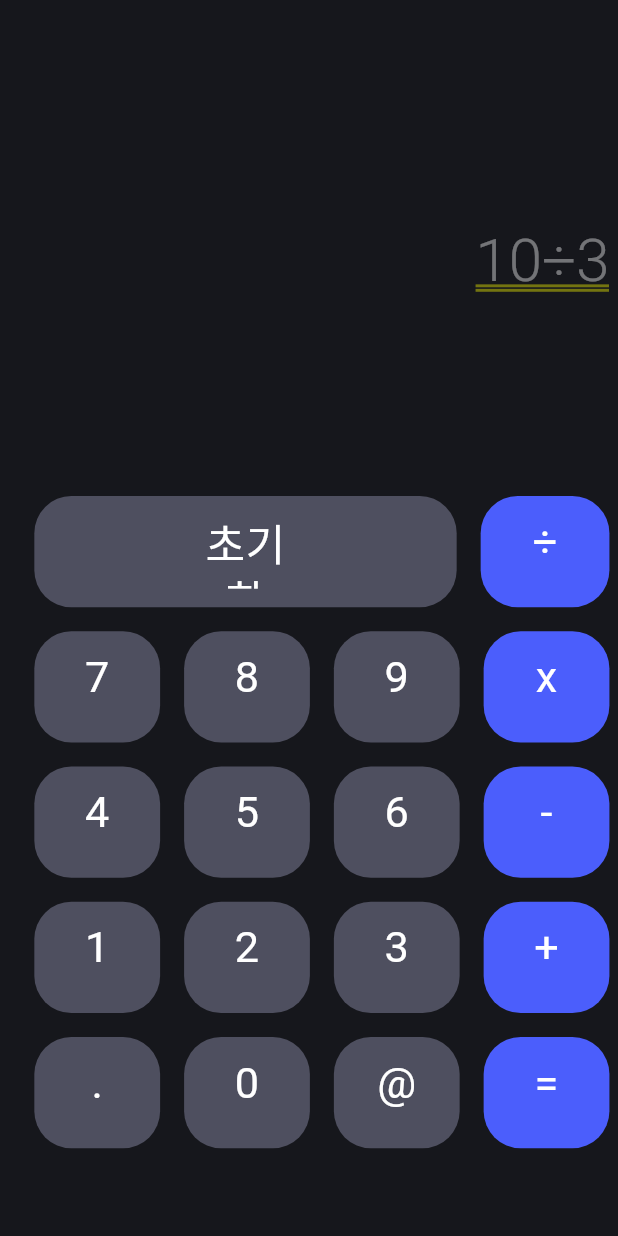
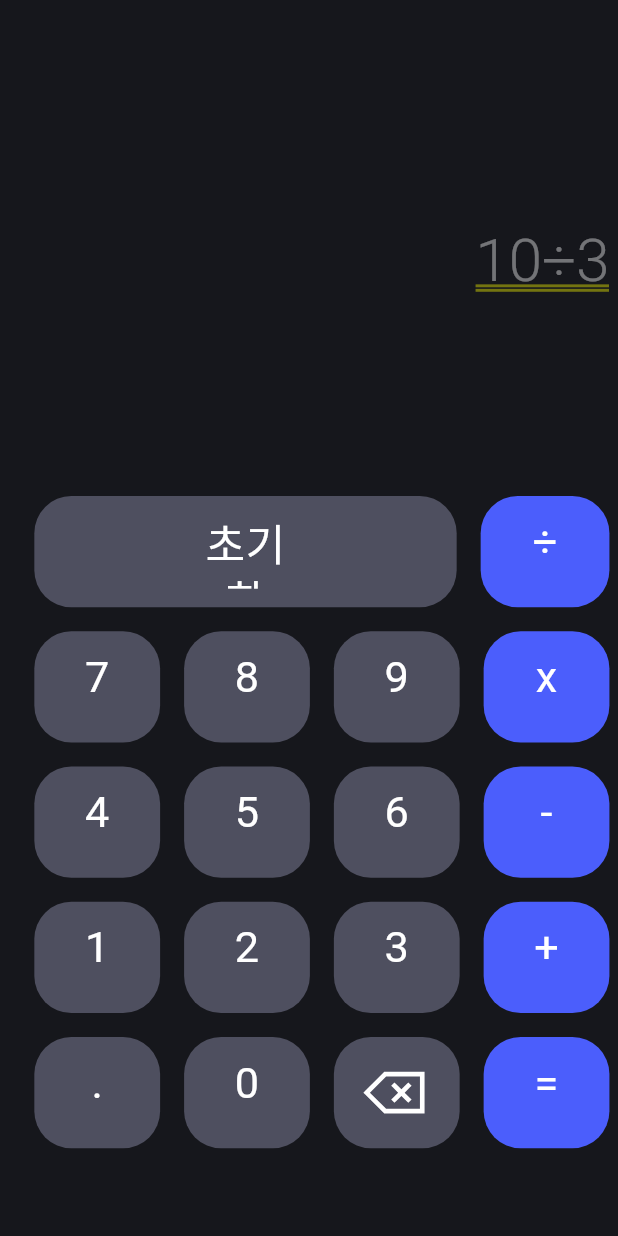
Before and after one commit to hyuna224/Flutter_Calculator, a Flutter app: the screen it shows after launch, on a phone screen of 412 x 824 dp. Run offline on Flutter 3.47's test engine with Material 3 defaults, Android fonts, the phone set to English and light mode, and no system bars; our stand-ins replace flutter_screenutil, flutter_svg; Roboto replaces fonts that are missing (Pretendard).

Commit message:
feat: add delete Button
- svg파일 이용한 아이콘 버튼
- 기존 svg파일의 외곽선문제로  파일 교체

```diff
--- a/lib/main.dart
+++ b/lib/main.dart
@@ -1,5 +1,6 @@
 import 'package:flutter/material.dart';
 import 'package:flutter_screenutil/flutter_screenutil.dart';
+import 'package:flutter_svg/svg.dart';
 
 void main() {
   runApp(const MyApp());
@@ -198,7 +199,7 @@ class CalculatorDark extends StatelessWidget {
                           children: [
                             NumButton(innerText: "."),
                             NumButton(innerText: "0"),
-                            NumButton(innerText: "@"),
+                            DelButton(),
                             OpButton(innerText: "="),
                           ],
                         ),
@@ -215,6 +216,7 @@ class CalculatorDark extends StatelessWidget {
   }
 }
 
+// 숫자 버튼
 class NumButton extends StatelessWidget {
   final String innerText;
 
@@ -222,13 +224,13 @@ class NumButton extends StatelessWidget {
 
   void onNumPressed(String text) {
     if (text == ".") {
-      if (!hasDecimalPoint) { // 소수점 중복 입력 방지
+      if (!hasDecimalPoint) {
+        // 소수점 중복 입력 방지
         displayText += text;
         hasDecimalPoint = true;
       }
-    } else if (text == "@") { // 지우기 버튼
-      displayText = displayText.substring(0, displayText.length - 1)
-    } else {  // 숫자 버튼
+    } else {
+      // 숫자 버튼
       displayText += text;
       isOperatorPressed = false;
     }
@@ -254,7 +256,8 @@ class OpButton extends StatelessWidget {
     if (text == "=") {
       displayText = "결과";
     } else {
-      if (isOperatorPressed) {   // 연산자가 이미 눌린 상태에서 또 눌렀을 때
+      if (isOperatorPressed) {
+        // 연산자가 이미 눌린 상태에서 또 눌렀을 때
         displayText = displayText.substring(0, displayText.length - 1) + text;
       } else {
         displayText += text;
@@ -274,16 +277,28 @@ class OpButton extends StatelessWidget {
   }
 }
 
-// class DelButton extends Button {
-//   const DelButton({super.key}) : super(innerText: "초기화", color: LightGray);
+class DelButton extends StatelessWidget {
+  const DelButton({Key? key}) : super(key: key);
 
-//   @override
-//   Widget build(BuildContext context) {
-//     return Expanded(
-//       child: Container(Icon(Icons.delete, color: Colors.white, size: 32.h)),
-//     );
-//   }
-// }
+  void onNumPressed() {
+    displayText = displayText.substring(0, displayText.length - 1);
+    print(displayText); // 디버깅용
+  }
+
+  @override
+  Widget build(BuildContext context) {
+    return Button(
+      child: SvgPicture.asset(
+        'assets/icons/delete.svg',
+        width: 48.w,
+        height: 48.h,
+      ),
+      innerText: "",
+      color: const Color(0xFF4E4F5F), // 숫자 버튼 전용 색
+      onPressed: () => onNumPressed(),
+    );
+  }
+}
 
 // 모든 버튼 공통사항, 크기
 // 이걸 상속받는 숫자/연산 버튼> 위치/색도 이때
@@ -291,13 +306,15 @@ class Button extends StatelessWidget {
   final String innerText;
   final Color color;
   final VoidCallback onPressed;
+  final Widget? child;
 
   const Button({
-    super.key,
+    Key? key,
+    this.child,
     required this.innerText,
     required this.color,
     required this.onPressed,
-  });
+  }) : super(key: key);
 
   @override
   Widget build(BuildContext context) {
@@ -314,7 +331,9 @@ class Button extends StatelessWidget {
             ),
           ),
 
-          child: SizedBox(
+          child:
+              child ??
+              SizedBox(
                 width: 48.w,
                 height: 48.h,
                 child: Text(
--- a/pubspec.yaml
+++ b/pubspec.yaml
@@ -35,6 +35,7 @@ dependencies:
   # Use with the CupertinoIcons class for iOS style icons.
   cupertino_icons: ^1.0.8
   flutter_screenutil: ^5.9.3
+  flutter_svg: ^2.1.0
 
 dev_dependencies:
   flutter_test:
@@ -59,9 +60,8 @@ flutter:
   uses-material-design: true
 
   # To add assets to your application, add an assets section, like this:
-  # assets:
-  #   - images/a_dot_burr.jpeg
-  #   - images/a_dot_ham.jpeg
+  assets:
+    - assets/icons/delete.svg
 
   # An image asset can refer to one or more resolution-specific "variants", see
   # https://flutter.dev/to/resolution-aware-images
```
Also changed, not shown: assets/icons/delete.svg (added). Lines whose indentation alone changed are shown as unchanged.
